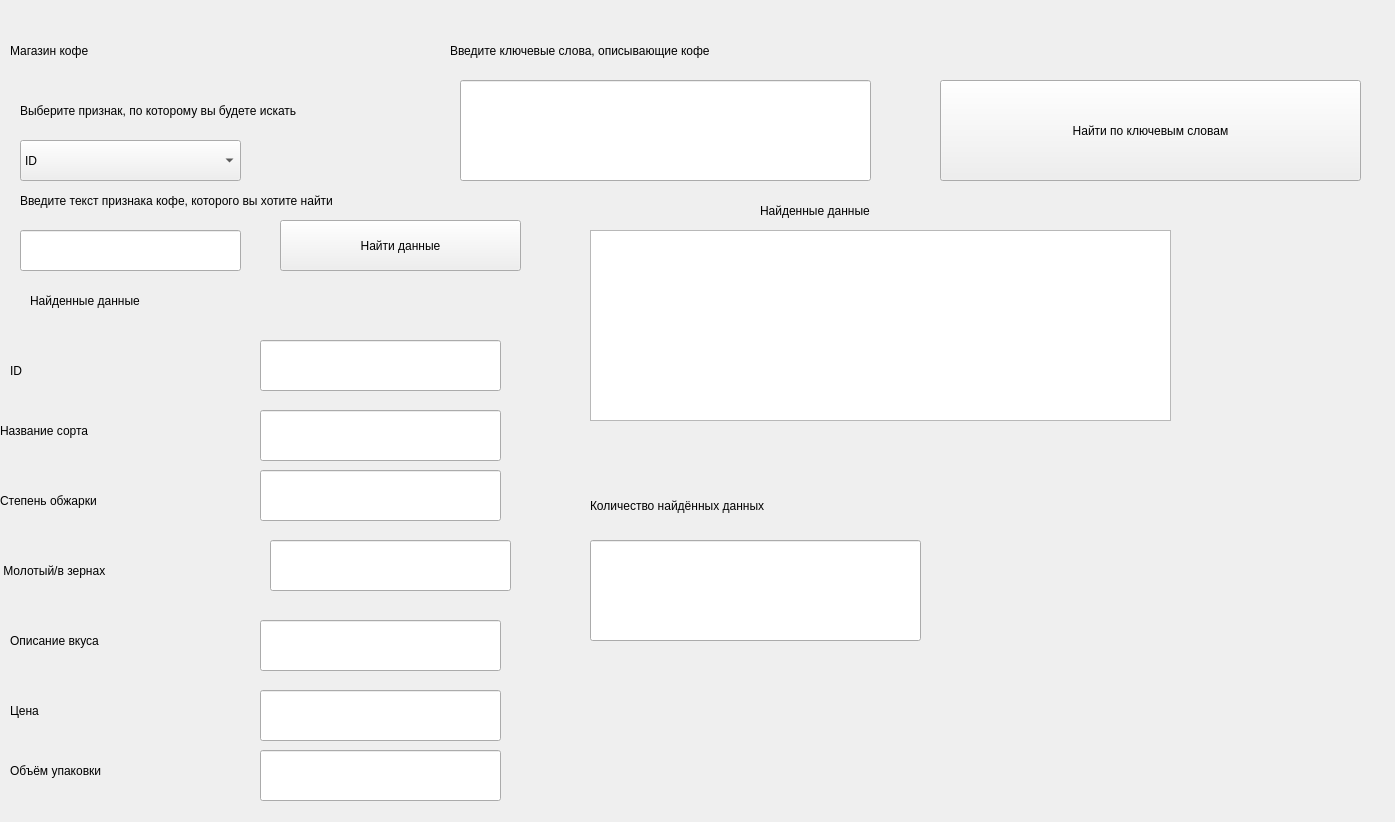
This is main.ui in PLidiia/Type-of-Coffee as Qt 5 draws it before an edit. The edited form follows.
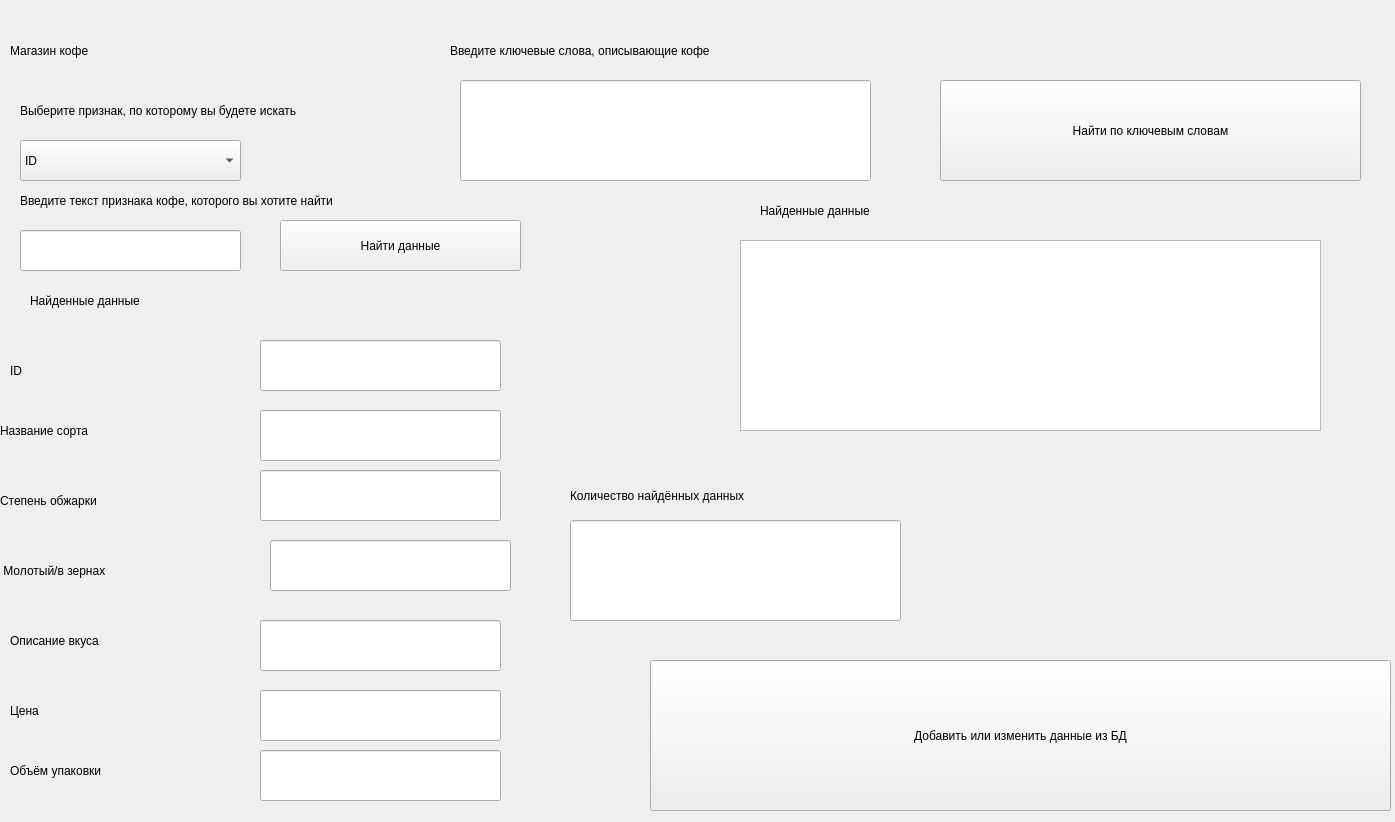
This is the edited form.

Commit message: new widget and update bd, ui files

```diff
--- a/main.ui
+++ b/main.ui
@@ -32,8 +32,8 @@
   <widget class="QListWidget" name="data_find">
    <property name="geometry">
     <rect>
-     <x>590</x>
-     <y>230</y>
+     <x>740</x>
+     <y>240</y>
      <width>581</width>
      <height>191</height>
     </rect>
@@ -410,8 +410,8 @@
   <widget class="QLineEdit" name="count_data">
    <property name="geometry">
     <rect>
-     <x>590</x>
-     <y>540</y>
+     <x>570</x>
+     <y>520</y>
      <width>331</width>
      <height>101</height>
     </rect>
@@ -420,8 +420,8 @@
   <widget class="QLabel" name="label_8">
    <property name="geometry">
     <rect>
-     <x>590</x>
-     <y>470</y>
+     <x>570</x>
+     <y>460</y>
      <width>561</width>
      <height>71</height>
     </rect>
@@ -434,6 +434,23 @@
     <string>Количество найдённых данных</string>
    </property>
   </widget>
+  <widget class="QPushButton" name="add_change">
+   <property name="geometry">
+    <rect>
+     <x>650</x>
+     <y>660</y>
+     <width>741</width>
+     <height>151</height>
+    </rect>
+   </property>
+   <property name="styleSheet">
+    <string notr="true">font: 81 14pt &quot;Rockwell Extra Bold&quot;;
+font: 75 18pt &quot;Microsoft New Tai Lue&quot;;</string>
+   </property>
+   <property name="text">
+    <string>Добавить или изменить данные из БД</string>
+   </property>
+  </widget>
  </widget>
  <resources/>
  <connections/>
```
The commit also changes 4 other files.
